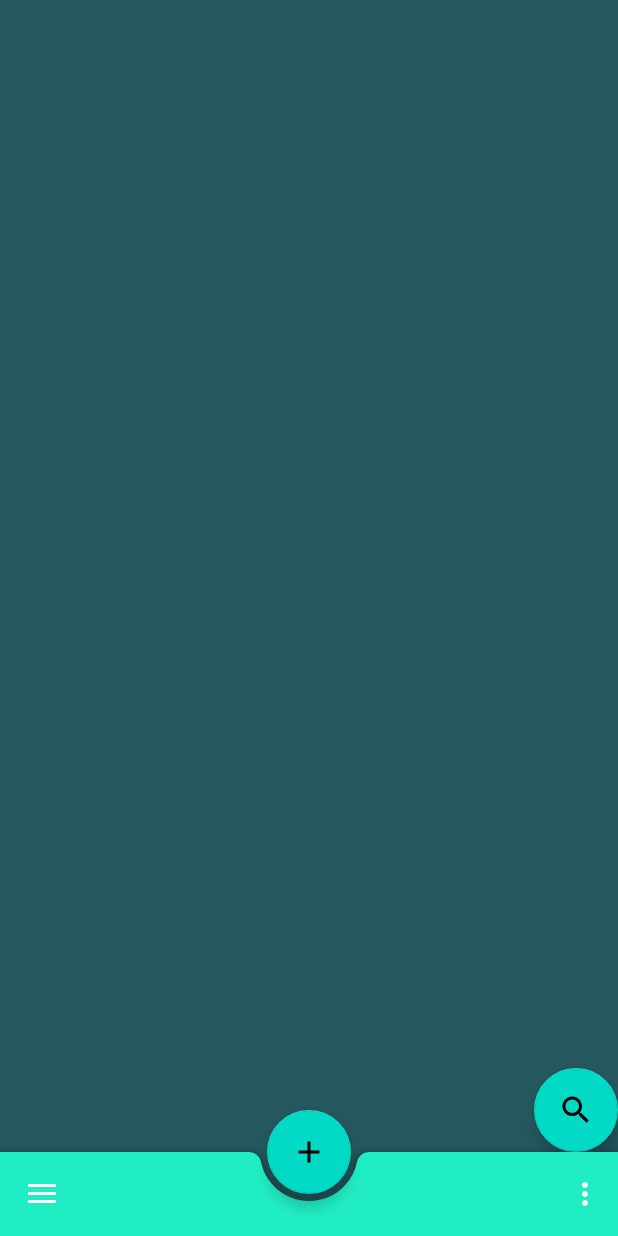
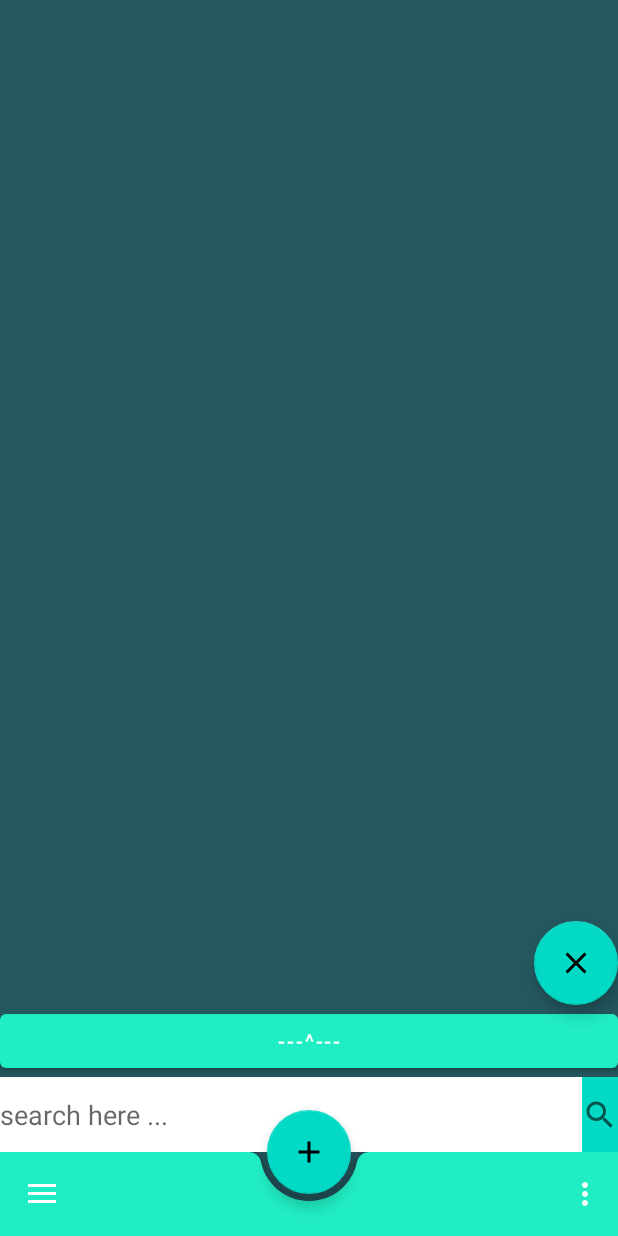
Before and after one commit to banny99/School-forum, an Android app: the screen it shows after launch once a user with an empty profile is signed in (MainActivity), in the options menu, after a tap on "Settings", on a phone screen of 412 x 824 dp. Run offline under Robolectric (Android 15) with nearby library versions, the phone set to English and light mode, and no system bars; our stand-ins replace Firebase (no records; nobody signed in at launch, a user with empty details on screens opened directly), navigation-ui; libraries missing offline, so code that uses them is left out: com.firebase.ui; Roboto replaces fonts that are not available here; 2 statements that could not run were skipped.

Commit message:
searching & sorting -UI

```diff
--- a/app/src/main/java/benji/and/mishku/inc/viaforum/views/HomeFragment.java
+++ b/app/src/main/java/benji/and/mishku/inc/viaforum/views/HomeFragment.java
@@ -10,6 +10,7 @@ import androidx.recyclerview.widget.RecyclerView;
 import android.view.LayoutInflater;
 import android.view.View;
 import android.view.ViewGroup;
+import android.widget.Button;
 import android.widget.EditText;
 import android.widget.ImageButton;
 import android.widget.LinearLayout;
@@ -32,12 +33,16 @@ public class HomeFragment extends Fragment {
     private RecyclerView postListRV;
     private PostAdapter postAdapter;
 
+    private FloatingActionButton floatingSearchButton;
+
     private LinearLayout searchBar;
     private EditText searchInput;
     private ImageButton searchBtn;
-    private FloatingActionButton floatingSearchButton;
+    private Button moreSearchOptionsBtn;
+    private boolean isSearching = false;
 
-    private boolean isSearching = false;
+    private LinearLayout sortBar;
+    private boolean isSorting = false;
 
     @Override
     public void onCreate(Bundle savedInstanceState) {
@@ -75,18 +80,38 @@ public class HomeFragment extends Fragment {
         floatingSearchButton = inflatedView.findViewById(R.id.floating_search_btn);
         floatingSearchButton.setOnClickListener(view -> {
             if (searchBar.getVisibility() == View.VISIBLE){
-                floatingSearchButton.setImageResource(R.drawable.ic_baseline_search_24);
+                //clear searchBar
                 searchInput.setText("");
                 searchBar.setVisibility(View.GONE);
+                //clear sortBar
+                sortBar.setVisibility(View.GONE);
 
+                //set isSearching to false ->so the post-list shows all posts again
                 isSearching = false;
                 postAdapter.setPosts(postsViewModel.getAllPosts().getValue());
+                //change icon
+                floatingSearchButton.setImageResource(R.drawable.ic_baseline_search_24);
+
             }
             else{
                 floatingSearchButton.setImageResource(R.drawable.ic_baseline_clear_24);
                 searchBar.setVisibility(View.VISIBLE);
             }
         });
+
+        sortBar = inflatedView.findViewById(R.id.sort_bar);
+        moreSearchOptionsBtn = inflatedView.findViewById(R.id.more_options_btn);
+        moreSearchOptionsBtn.setOnClickListener(view -> {
+            if (sortBar.getVisibility() == View.VISIBLE){
+                sortBar.setVisibility(View.GONE);
+                moreSearchOptionsBtn.setText("---^---");
+            }
+            else{
+                sortBar.setVisibility(View.VISIBLE);
+                moreSearchOptionsBtn.setText("---˅---");
+            }
+        });
+
 
         postListRV = inflatedView.findViewById(R.id.rvHome);
         postListRV.hasFixedSize();
--- a/app/src/main/java/benji/and/mishku/inc/viaforum/views/MainActivity.java
+++ b/app/src/main/java/benji/and/mishku/inc/viaforum/views/MainActivity.java
@@ -146,7 +146,6 @@ public class MainActivity extends AppCompatActivity implements View.OnClickListe
     public void onClick(View view) {
         if(view.getId()==R.id.addPostButton){
             navController.navigate(R.id.nav_add_post);
-
         }
     }
 }
--- a/app/src/main/res/layout/fragment_home.xml
+++ b/app/src/main/res/layout/fragment_home.xml
@@ -11,7 +11,7 @@
         android:id="@+id/rvHome"
         android:layout_width="match_parent"
         android:layout_height="0dp"
-        android:layout_weight="9"/>
+        android:layout_weight="10"/>
 
     <com.google.android.material.floatingactionbutton.FloatingActionButton
         android:id="@+id/floating_search_btn"
@@ -22,20 +22,68 @@
         android:layout_gravity="right"/>
 
     <LinearLayout
+        android:id="@+id/sort_bar"
+        android:layout_width="match_parent"
+        android:layout_height="0dp"
+        android:layout_weight="5"
+        android:orientation="vertical"
+        android:visibility="gone"
+        android:background="#FFFFFF">
+
+        <TextView
+            android:layout_width="wrap_content"
+            android:layout_height="wrap_content"
+            android:layout_marginStart="5dp"
+            android:text="sort your search"/>
+
+        <TextView
+            android:layout_width="wrap_content"
+            android:layout_height="wrap_content"
+            android:text="choose subforum"/>
+        <Spinner
+            android:id="@+id/subforums_spinner"
+            android:layout_width="match_parent"
+            android:layout_height="wrap_content" />
+
+        <TextView
+            android:layout_width="wrap_content"
+            android:layout_height="wrap_content"
+            android:text="order by"/>
+        <Spinner
+            android:id="@+id/order_by_time_spinner"
+            android:layout_width="match_parent"
+            android:layout_height="wrap_content" />
+        <Spinner
+            android:id="@+id/order_by_upvotes"
+            android:layout_width="match_parent"
+            android:layout_height="wrap_content"/>
+    </LinearLayout>
+
+    <LinearLayout
         android:id="@+id/search_bar"
         android:layout_width="match_parent"
-        android:layout_height="0dp"
-        android:layout_weight="1"
-        android:orientation="horizontal"
+        android:layout_height="wrap_content"
+        android:orientation="vertical"
         android:visibility="gone">
+
+        <Button
+            android:id="@+id/more_options_btn"
+            android:layout_width="match_parent"
+            android:layout_height="wrap_content"
+            android:text="---^---" />
+
+        <LinearLayout
+            android:layout_width="match_parent"
+            android:layout_height="wrap_content"
+            android:orientation="horizontal">
 
             <EditText
                 android:id="@+id/search_input"
                 android:layout_width="0dp"
-            android:layout_height="match_parent"
+                android:layout_height="50dp"
                 android:layout_weight="4"
                 android:hint="search here ..."
-            android:visibility="visible" />
+                android:background="#FFFFFF"/>
 
             <ImageButton
                 android:id="@+id/search_btn"
@@ -44,4 +92,7 @@
                 android:src="@drawable/ic_baseline_search_24"
                 android:background="@color/colorAccent"/>
         </LinearLayout>
+    </LinearLayout>
+
+
 </androidx.appcompat.widget.LinearLayoutCompat>
```
Also changed, not shown: app/src/main/java/benji/and/mishku/inc/viaforum/views/AddPostFragment.java (+0 -18 lines), app/src/main/res/layout/search_bar.xml (added, +23 -0 lines). Lines whose indentation alone changed are shown as unchanged.
